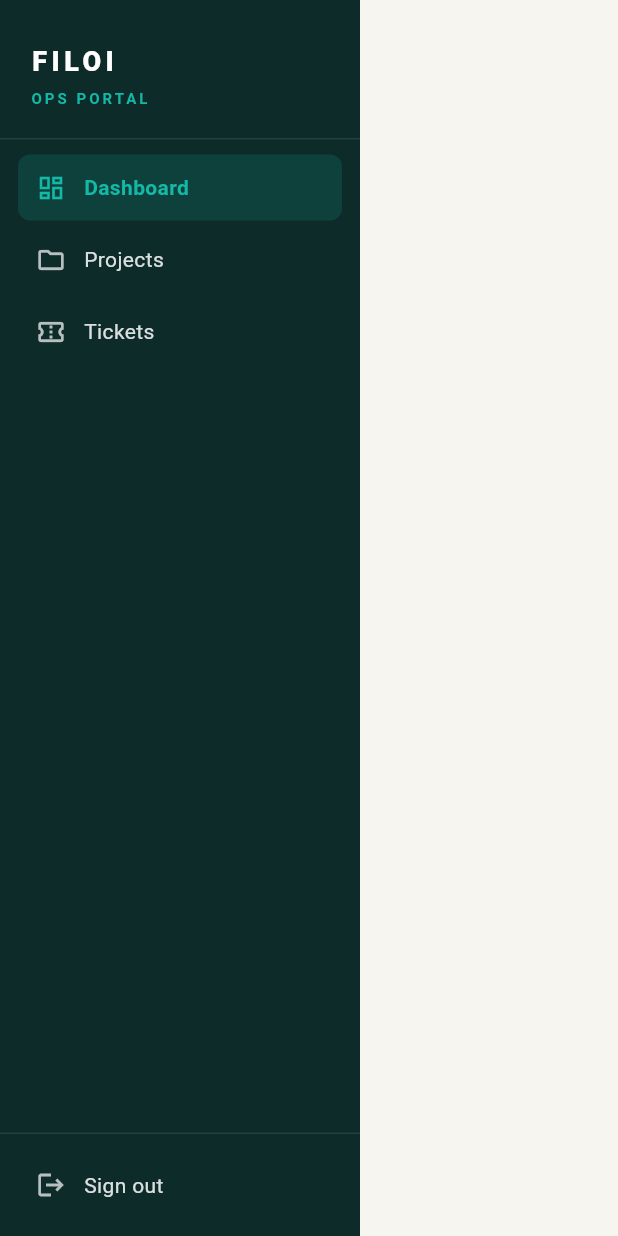
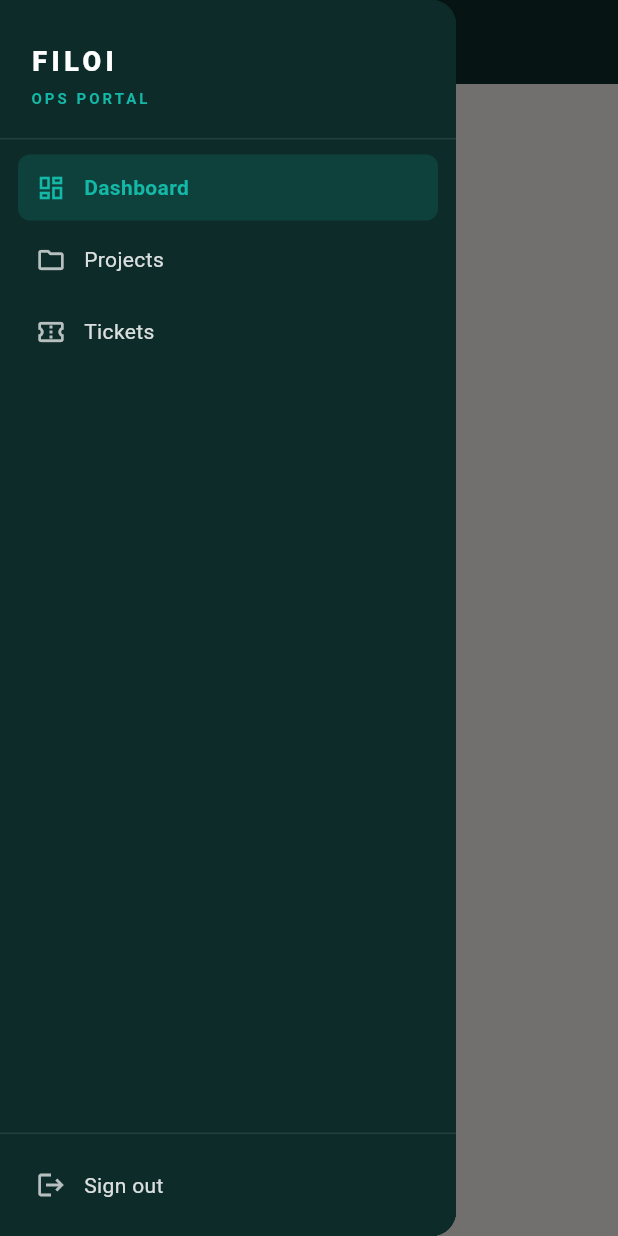
Before and after one commit to Divay123321/Raising-A-Ticket, a Flutter app: the AppShell screen opened directly with empty values, with the side drawer open (before the commit the screen has no drawer), on a phone screen of 412 x 824 dp. Run offline on Flutter 3.47's test engine with Material 3 defaults, Android fonts, the phone set to English and light mode, and no system bars; our stand-ins replace cloud_firestore, firebase_auth, firebase_core, fl_chart, flutter_riverpod, go_router; accounts and stored records are empty; generated files the repository leaves out were written again.

Commit message:
mobile compatible

```diff
--- a/lib/shared/widgets/navigation/app_shell.dart
+++ b/lib/shared/widgets/navigation/app_shell.dart
@@ -1,4 +1,4 @@
-// lib/core/widgets/app_shell.dart
+// lib/shared/widgets/navigation/app_shell.dart
 import 'package:flutter/material.dart';
 import 'package:flutter_riverpod/flutter_riverpod.dart';
 import 'package:go_router/go_router.dart';
@@ -28,11 +28,66 @@ class AppShell extends ConsumerWidget {
     );
     final effectiveIndex = selectedIndex == -1 ? 0 : selectedIndex;
 
+    final sidebarContent = _SidebarContent(
+      navItems: navItems,
+      effectiveIndex: effectiveIndex,
+      userAsync: userAsync,
+      onNavigate: (path) => context.go(path),
+      onSignOut: () => ref.read(authServiceProvider).signOut(),
+    );
+
+    return LayoutBuilder(
+      builder: (context, constraints) {
+        final isWide = constraints.maxWidth >= 800;
+
+        if (isWide) {
           return Scaffold(
             body: Row(
               children: [
-          Container(
-            width: 240,
+                SizedBox(width: 240, child: sidebarContent),
+                Expanded(child: child),
+              ],
+            ),
+          );
+        }
+
+        // Narrow (mobile/tablet): sidebar becomes a slide-out Drawer,
+        // opened via a hamburger icon in a top AppBar.
+        return Scaffold(
+          appBar: AppBar(
+            backgroundColor: AppColors.ink,
+            foregroundColor: Colors.white,
+            title: const Text('FILOI', style: TextStyle(fontWeight: FontWeight.w800, letterSpacing: 3, fontSize: 16)),
+          ),
+          drawer: Drawer(
+            backgroundColor: AppColors.ink,
+            child: sidebarContent,
+          ),
+          body: child,
+        );
+      },
+    );
+  }
+}
+
+class _SidebarContent extends StatelessWidget {
+  final List<_NavItem> navItems;
+  final int effectiveIndex;
+  final AsyncValue userAsync;
+  final ValueChanged<String> onNavigate;
+  final VoidCallback onSignOut;
+
+  const _SidebarContent({
+    required this.navItems,
+    required this.effectiveIndex,
+    required this.userAsync,
+    required this.onNavigate,
+    required this.onSignOut,
+  });
+
+  @override
+  Widget build(BuildContext context) {
+    return Container(
       color: AppColors.ink,
       child: Column(
         crossAxisAlignment: CrossAxisAlignment.start,
@@ -41,24 +96,14 @@ class AppShell extends ConsumerWidget {
             padding: EdgeInsets.fromLTRB(20, 28, 20, 4),
             child: Text(
               'FILOI',
-                    style: TextStyle(
-                      color: Colors.white,
-                      fontSize: 18,
-                      fontWeight: FontWeight.w800,
-                      letterSpacing: 3,
-                    ),
+              style: TextStyle(color: Colors.white, fontSize: 18, fontWeight: FontWeight.w800, letterSpacing: 3),
             ),
           ),
           const Padding(
             padding: EdgeInsets.fromLTRB(20, 0, 20, 20),
             child: Text(
               'OPS PORTAL',
-                    style: TextStyle(
-                      color: AppColors.teal,
-                      fontSize: 10,
-                      fontWeight: FontWeight.w600,
-                      letterSpacing: 2,
-                    ),
+              style: TextStyle(color: AppColors.teal, fontSize: 10, fontWeight: FontWeight.w600, letterSpacing: 2),
             ),
           ),
           userAsync.when(
@@ -66,10 +111,7 @@ class AppShell extends ConsumerWidget {
               padding: const EdgeInsets.fromLTRB(20, 0, 20, 16),
               child: Text(
                 user?.name ?? '',
-                      style: TextStyle(
-                        color: Colors.white.withValues(alpha: 0.6),
-                        fontSize: 13,
-                      ),
+                style: TextStyle(color: Colors.white.withValues(alpha: 0.6), fontSize: 13),
               ),
             ),
             loading: () => const SizedBox.shrink(),
@@ -83,43 +125,30 @@ class AppShell extends ConsumerWidget {
             final isSelected = index == effectiveIndex;
 
             return Padding(
-                    padding: const EdgeInsets.symmetric(
-                      horizontal: 12,
-                      vertical: 2,
-                    ),
+              padding: const EdgeInsets.symmetric(horizontal: 12, vertical: 2),
               child: Material(
-                      color: isSelected
-                          ? AppColors.teal.withValues(alpha: 0.15)
-                          : Colors.transparent,
+                color: isSelected ? AppColors.teal.withValues(alpha: 0.15) : Colors.transparent,
                 borderRadius: BorderRadius.circular(8),
                 child: InkWell(
                   borderRadius: BorderRadius.circular(8),
-                        onTap: () => context.go(item.path),
+                  onTap: () {
+                    // Close the drawer first if we're in mobile mode (Navigator.pop
+                    // is a no-op / harmless if there's no drawer open, e.g. wide layout).
+                    if (Scaffold.of(context).isDrawerOpen) Navigator.of(context).pop();
+                    onNavigate(item.path);
+                  },
                   child: Padding(
-                          padding: const EdgeInsets.symmetric(
-                            horizontal: 12,
-                            vertical: 12,
-                          ),
+                    padding: const EdgeInsets.symmetric(horizontal: 12, vertical: 12),
                     child: Row(
                       children: [
-                              Icon(
-                                item.icon,
-                                size: 20,
-                                color: isSelected
-                                    ? AppColors.teal
-                                    : Colors.white.withValues(alpha: 0.7),
-                              ),
+                        Icon(item.icon, size: 20, color: isSelected ? AppColors.teal : Colors.white.withValues(alpha: 0.7)),
                         const SizedBox(width: 12),
                         Text(
                           item.label,
                           style: TextStyle(
-                                  color: isSelected
-                                      ? AppColors.teal
-                                      : Colors.white.withValues(alpha: 0.85),
+                            color: isSelected ? AppColors.teal : Colors.white.withValues(alpha: 0.85),
                             fontSize: 14,
-                                  fontWeight: isSelected
-                                      ? FontWeight.w600
-                                      : FontWeight.w400,
+                            fontWeight: isSelected ? FontWeight.w600 : FontWeight.w400,
                           ),
                         ),
                       ],
@@ -138,37 +167,20 @@ class AppShell extends ConsumerWidget {
               borderRadius: BorderRadius.circular(8),
               child: InkWell(
                 borderRadius: BorderRadius.circular(8),
-                      onTap: () => ref.read(authServiceProvider).signOut(),
+                onTap: onSignOut,
                 child: Padding(
-                        padding: const EdgeInsets.symmetric(
-                          horizontal: 12,
-                          vertical: 12,
-                        ),
+                  padding: const EdgeInsets.symmetric(horizontal: 12, vertical: 12),
                   child: Row(
                     children: [
-                            Icon(
-                              Icons.logout,
-                              size: 20,
-                              color: Colors.white.withValues(alpha: 0.7),
-                            ),
+                      Icon(Icons.logout, size: 20, color: Colors.white.withValues(alpha: 0.7)),
                       const SizedBox(width: 12),
-                            Text(
-                              'Sign out',
-                              style: TextStyle(
-                                color: Colors.white.withValues(alpha: 0.85),
-                                fontSize: 14,
-                              ),
-                            ),
+                      Text('Sign out', style: TextStyle(color: Colors.white.withValues(alpha: 0.85), fontSize: 14)),
                     ],
                   ),
                 ),
               ),
             ),
           ),
-              ],
-            ),
-          ),
-          Expanded(child: child),
         ],
       ),
     );
```
Also changed, not shown: lib/features/tickets/screens/ticket_list_screen.dart (+19 -16 lines). Lines whose indentation alone changed are shown as unchanged.
